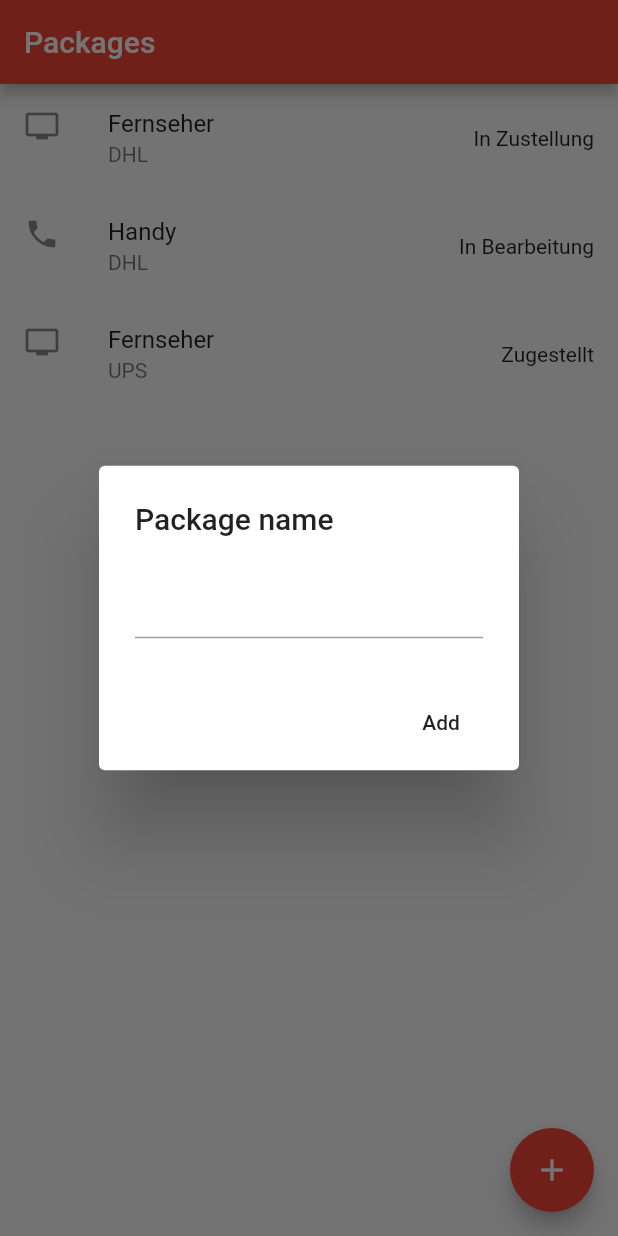
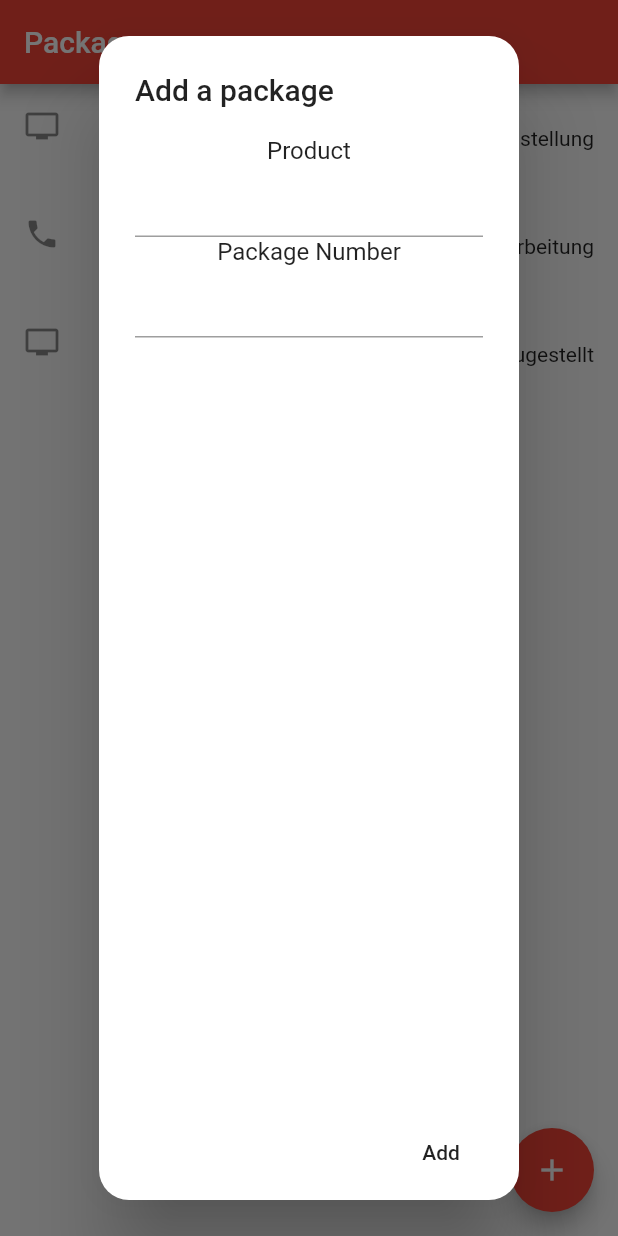
Before and after one commit to qt1337/PackageDeliveryBoi, a Flutter app: the screen it shows after launch, after a tap on the "add" icon, on a phone screen of 412 x 824 dp. Run offline on Flutter 3.47's test engine with Material 2 defaults, Android fonts, the phone set to English and light mode, and no system bars.

```diff
--- a/lib/views/PackageListView.dart
+++ b/lib/views/PackageListView.dart
@@ -20,9 +20,9 @@ class _PackageListState extends State<PackageList> {
       ),
       body: Builder(
         builder: (context) =>
-          getPackageListView(),
+          getPackageListView(), // ListView
       ),
-      floatingActionButton:
+      floatingActionButton: // addButton
         Builder(
           builder: (context) =>
             FloatingActionButton(
@@ -41,27 +41,46 @@ class _PackageListState extends State<PackageList> {
 
   Future<String> _openAddPackageDialog(BuildContext context) {
 
-    TextEditingController customController = new TextEditingController();
+    TextEditingController customControllerName = new TextEditingController();
+    TextEditingController customControllerId = new TextEditingController();
 
     return showDialog(context: context, builder: (context) {
       return AlertDialog(
-        title: Text("Package name"),
-        content: TextField(
-          controller: customController,
-        ),
+        title: Text("Add a package"),
+        content: getTextFieldsForDialog(customControllerName, customControllerId),
         actions: <Widget>[
           MaterialButton(
             elevation: 5.0,
             child: Text("Add"),
             onPressed: () {
 
-              Navigator.of(context).pop(customController.text.toString());
+              Navigator.of(context).pop(customControllerName.text.toString() + " with package number " + customControllerId.text.toString());
 
             },
           )
         ],
+        shape: RoundedRectangleBorder(
+          borderRadius:
+            BorderRadius.circular(20.0)
+        ),
       );
     });
+  }
+
+  Widget getTextFieldsForDialog(TextEditingController controllerName, TextEditingController controllerId) {
+
+    return Column(
+      children: <Widget>[
+        Text("Product"),
+        TextField(
+          controller: controllerName,
+        ),
+        Text("Package Number"),
+        TextField(
+          controller: controllerId,
+        ),
+      ],
+    );
   }
 
   Widget getPackageListView() {
```
